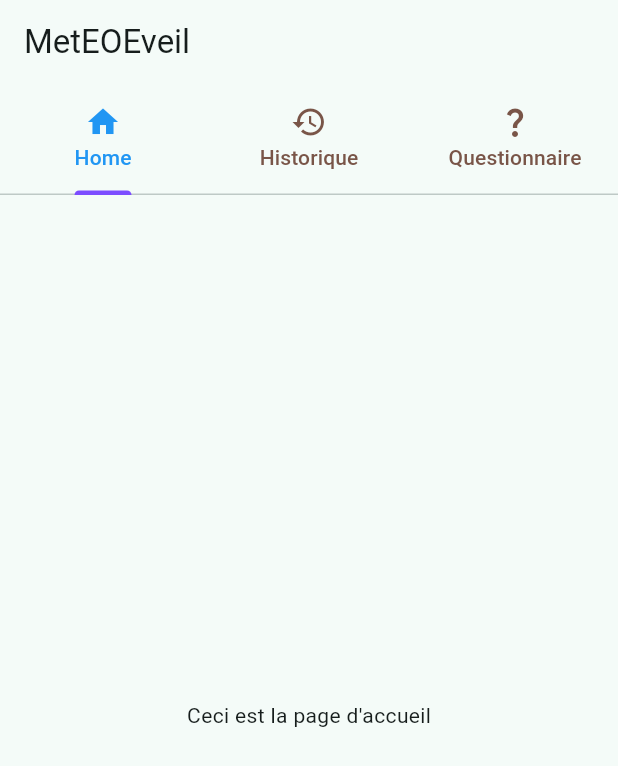
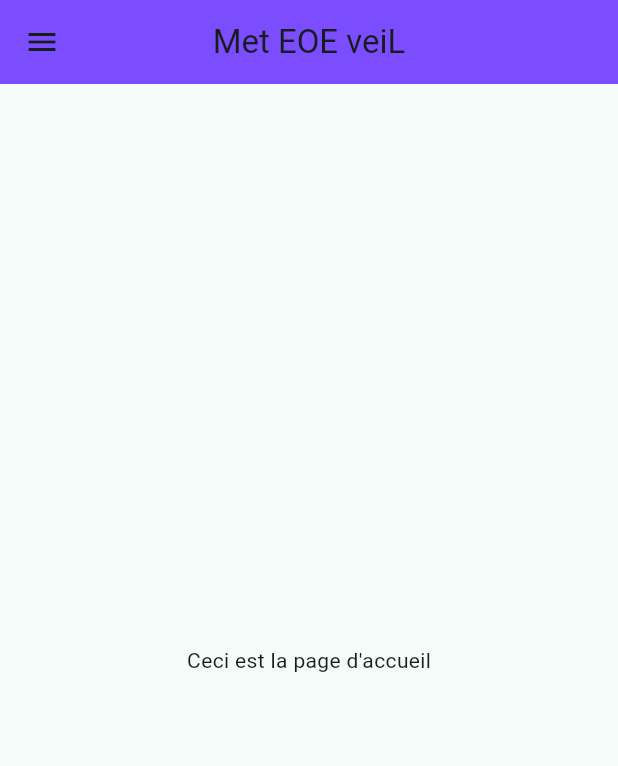
Before and after one commit to FXC-ai/dartProject, a Flutter app: the screen it shows after launch, on a phone screen of 412 x 824 dp. Shown: the top 766 px of the screen. Run offline on Flutter 3.47's test engine with Material 3 defaults, Android fonts, the phone set to English and light mode, and no system bars; our stand-ins replace flutter_svg.

Commit message:
safety push

```diff
--- a/lib/pages/Layout.dart
+++ b/lib/pages/Layout.dart
@@ -6,8 +6,20 @@ import 'package:tuto/widgets/Questions.dart';
 import '../model/tabs.dart';
 import '../widgets/History.dart';
 
-class Layout extends StatelessWidget {
-  Layout({super.key});
+class Layout extends StatefulWidget {
+  const Layout({super.key});
+
+  @override
+  State<StatefulWidget> createState ()
+  {
+    return LayoutState();
+  }
+}
+
+class LayoutState extends State<Layout>
+{
+
+  int _index = 0;
 
   final List<Tabs> _tabs = [
     Tabs(name: "Home", iconData: Icons.home, widget: const Home()),
@@ -22,22 +34,33 @@ class Layout extends StatelessWidget {
 
   @override
   Widget build(BuildContext context) {
-    return DefaultTabController(
-        length: _tabs.length,
-        child: Scaffold(
-          appBar: AppBar(
-            title: const Text("MetEOEveil"),
-            bottom: TabBar(
-              indicatorColor: Colors.deepPurpleAccent,
-              labelColor: Colors.blue,
-              unselectedLabelColor: Colors.brown,
-              tabs: _tabs.map((t) => t.tab).toList(),
-            ),
-          ),
-          body: TabBarView(
-            children: _tabs.map((t) => t.widget).toList(),
-          ),
+    return Scaffold(
+      appBar: AppBar(
+        title: const Text("Met EOE veiL"),
+        centerTitle: true,
+        backgroundColor: Colors.deepPurpleAccent,
+      ),
+      drawer: Drawer(
+        child: Column(
+          children: [
+            DrawerHeader(child: const Text("Menu")),
+            Column(
+              children: _tabs.map((t)  {return TextButton(
+                  onPressed: (){
+                    setState(() {
+                      Navigator.pop(context);
+                      _index = _tabs.indexOf(t);
+                    });
+                  },
+                  child: Text(t.name));}).toList(),
+            )
+
+          ],
         )
+
+
+      ),
+      body: _tabs[_index].widget,
     );
   }
 }
```
